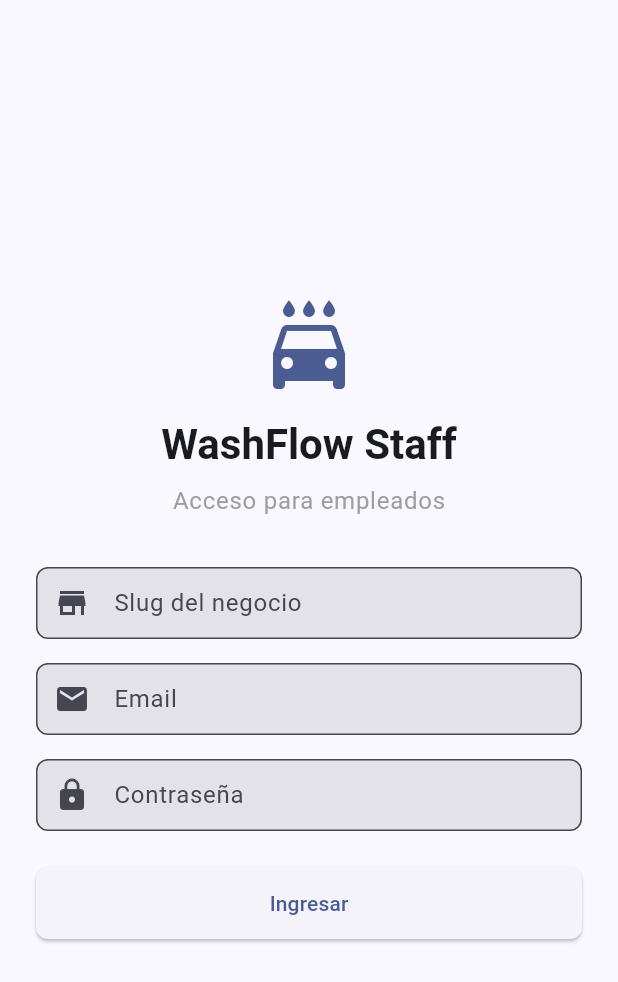
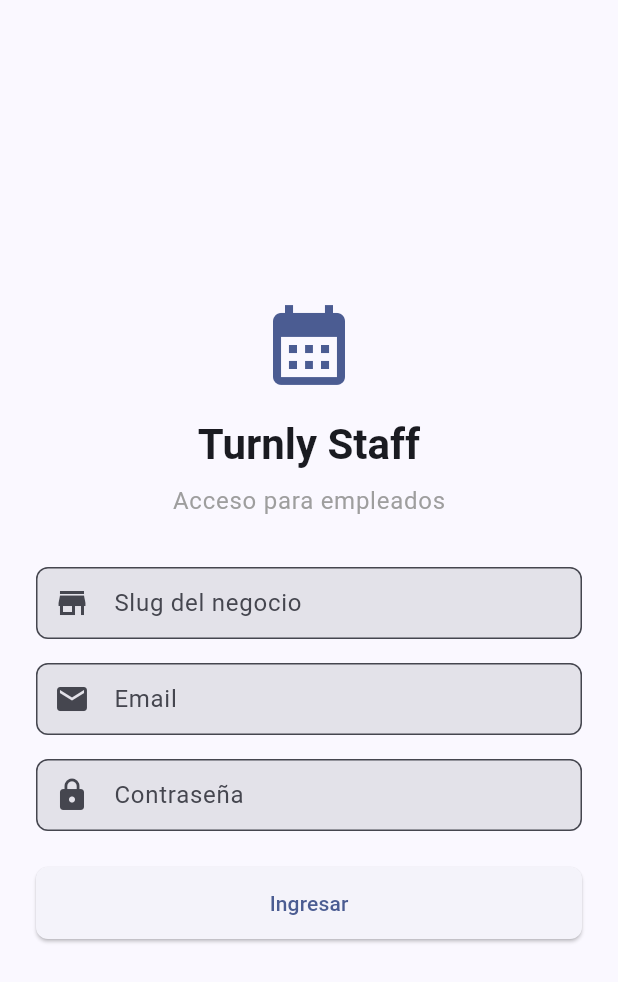
Before and after one commit to korbold/turnly, a Flutter app: the screen it shows after launch, on a phone screen of 412 x 824 dp. Shown: the top 982 px of the screen. Run offline on Flutter 3.47's test engine with Material 3 defaults, Android fonts, the phone set to English and light mode, and no system bars; our stand-ins replace dio, flutter_riverpod, flutter_secure_storage, fpdart, go_router.

Commit message:
rebrand: update staff Flutter app WashFlow → Turnly
Co-Authored-By: Claude Sonnet 4.6 <noreply@anthropic.com>

```diff
--- a/apps/staff/lib/features/auth/presentation/screens/login_screen.dart
+++ b/apps/staff/lib/features/auth/presentation/screens/login_screen.dart
@@ -57,9 +57,9 @@ class _LoginScreenState extends ConsumerState<LoginScreen> {
               child: Column(
                 mainAxisSize: MainAxisSize.min,
                 children: [
-                  Icon(Icons.local_car_wash, size: 64, color: Theme.of(context).colorScheme.primary),
+                  Icon(Icons.calendar_month, size: 64, color: Theme.of(context).colorScheme.primary),
                   const SizedBox(height: 16),
-                  Text('WashFlow Staff', style: Theme.of(context).textTheme.headlineMedium?.copyWith(fontWeight: FontWeight.bold)),
+                  Text('Turnly Staff', style: Theme.of(context).textTheme.headlineMedium?.copyWith(fontWeight: FontWeight.bold)),
                   const SizedBox(height: 8),
                   Text('Acceso para empleados', style: Theme.of(context).textTheme.bodyLarge?.copyWith(color: Colors.grey)),
                   const SizedBox(height: 32),
@@ -79,7 +79,7 @@ class _LoginScreenState extends ConsumerState<LoginScreen> {
                     controller: _slugController,
                     decoration: const InputDecoration(
                       labelText: 'Slug del negocio',
-                      hintText: 'ej: lavadora-lopez',
+                      hintText: 'ej: mi-negocio',
                       prefixIcon: Icon(Icons.store),
                     ),
                     textInputAction: TextInputAction.next,
--- a/apps/staff/lib/features/dashboard/presentation/screens/dashboard_screen.dart
+++ b/apps/staff/lib/features/dashboard/presentation/screens/dashboard_screen.dart
@@ -183,7 +183,7 @@ class _DashboardScreenState extends State<DashboardScreen> {
           child: FilledButton.icon(
             onPressed: () => context.push('/wash-log/register'),
             icon: const Icon(Icons.add),
-            label: const Text('Registrar lavado'),
+            label: const Text('Registrar servicio'),
           ),
         ),
       ],
--- a/apps/staff/lib/features/reports/presentation/screens/reports_screen.dart
+++ b/apps/staff/lib/features/reports/presentation/screens/reports_screen.dart
@@ -112,7 +112,7 @@ class _DailyTabState extends State<_DailyTab> {
       child: ListView(
         padding: const EdgeInsets.all(16),
         children: [
-          _StatCard(title: 'Total lavados', value: '$totalWashes', icon: Icons.local_car_wash, iconColor: Colors.blue),
+          _StatCard(title: 'Total servicios', value: '$totalWashes', icon: Icons.event_available, iconColor: Colors.blue),
           const SizedBox(height: 12),
           _StatCard(title: 'Ingresos totales', value: currency.format(totalRevenue), icon: Icons.attach_money, iconColor: Colors.green),
           if (paymentBreakdown != null) ...[
@@ -237,7 +237,7 @@ class _WeeklyTabState extends State<_WeeklyTab> {
       child: ListView(
         padding: const EdgeInsets.all(16),
         children: [
-          _StatCard(title: 'Total lavados', value: '${_extract(data, 'total_washes')}', icon: Icons.local_car_wash, iconColor: Colors.blue),
+          _StatCard(title: 'Total servicios', value: '${_extract(data, 'total_washes')}', icon: Icons.event_available, iconColor: Colors.blue),
           const SizedBox(height: 12),
           _StatCard(title: 'Ingresos totales', value: currency.format(_extractDouble(data, 'total_revenue')), icon: Icons.attach_money, iconColor: Colors.green),
         ],
@@ -324,7 +324,7 @@ class _MonthlyTabState extends State<_MonthlyTab> {
       child: ListView(
         padding: const EdgeInsets.all(16),
         children: [
-          _StatCard(title: 'Total lavados', value: '${_extract(data, 'total_washes')}', icon: Icons.local_car_wash, iconColor: Colors.blue),
+          _StatCard(title: 'Total servicios', value: '${_extract(data, 'total_washes')}', icon: Icons.event_available, iconColor: Colors.blue),
           const SizedBox(height: 12),
           _StatCard(title: 'Ingresos totales', value: currency.format(_extractDouble(data, 'total_revenue')), icon: Icons.attach_money, iconColor: Colors.green),
         ],
--- a/apps/staff/lib/features/reservations/presentation/screens/reservation_detail_screen.dart
+++ b/apps/staff/lib/features/reservations/presentation/screens/reservation_detail_screen.dart
@@ -202,7 +202,7 @@ class _ReservationDetailScreenState extends State<ReservationDetailScreen> {
         // Service info
         _SectionCard(
           title: 'Servicio',
-          icon: Icons.local_car_wash_outlined,
+          icon: Icons.event_available,
           children: [
             _InfoRow(label: 'Servicio', value: r.serviceName ?? '—'),
             if (r.servicePrice != null) _InfoRow(label: 'Precio', value: '\$${r.servicePrice}'),
--- a/apps/staff/lib/features/reservations/presentation/widgets/reservation_card.dart
+++ b/apps/staff/lib/features/reservations/presentation/widgets/reservation_card.dart
@@ -88,7 +88,7 @@ class ReservationCard extends StatelessWidget {
               if (reservation.serviceName != null)
                 Row(
                   children: [
-                    const Icon(Icons.local_car_wash_outlined, size: 15, color: Colors.grey),
+                    const Icon(Icons.event_available, size: 15, color: Colors.grey),
                     const SizedBox(width: 4),
                     Text(reservation.serviceName!, style: const TextStyle(fontSize: 14)),
                   ],
--- a/apps/staff/lib/features/services/domain/entities/service.dart
+++ b/apps/staff/lib/features/services/domain/entities/service.dart
@@ -3,7 +3,6 @@ class Service {
   final String name;
   final String? description;
   final double price;
-  final int durationMinutes;
   final bool isActive;
   final int sortOrder;
 
@@ -12,7 +11,6 @@ class Service {
     required this.name,
     this.description,
     required this.price,
-    required this.durationMinutes,
     required this.isActive,
     required this.sortOrder,
   });
--- a/apps/staff/lib/features/services/domain/repositories/i_service_repository.dart
+++ b/apps/staff/lib/features/services/domain/repositories/i_service_repository.dart
@@ -7,14 +7,12 @@ abstract class IServiceRepository {
   Future<Either<Failure, Service>> create({
     required String name,
     required double price,
-    required int durationMinutes,
     String? description,
   });
   Future<Either<Failure, Service>> update(
     String id, {
     String? name,
     double? price,
-    int? durationMinutes,
     String? description,
     bool? isActive,
   });
--- a/apps/staff/lib/features/services/infrastructure/service_repository_impl.dart
+++ b/apps/staff/lib/features/services/infrastructure/service_repository_impl.dart
@@ -14,7 +14,6 @@ class ServiceRepositoryImpl implements IServiceRepository {
       name: json['name'] as String,
       description: json['description'] as String?,
       price: (json['price'] as num).toDouble(),
-      durationMinutes: json['duration_minutes'] as int,
       isActive: json['is_active'] as bool? ?? true,
       sortOrder: json['sort_order'] as int? ?? 0,
     );
@@ -39,14 +38,12 @@ class ServiceRepositoryImpl implements IServiceRepository {
   Future<Either<Failure, Service>> create({
     required String name,
     required double price,
-    required int durationMinutes,
     String? description,
   }) async {
     try {
       final body = <String, dynamic>{
         'name': name,
         'price': price,
-        'duration_minutes': durationMinutes,
         if (description != null && description.isNotEmpty) 'description': description,
       };
       final response = await _dio.post('/services', data: body);
@@ -65,7 +62,6 @@ class ServiceRepositoryImpl implements IServiceRepository {
     String id, {
     String? name,
     double? price,
-    int? durationMinutes,
     String? description,
     bool? isActive,
   }) async {
@@ -73,7 +69,6 @@ class ServiceRepositoryImpl implements IServiceRepository {
       final body = <String, dynamic>{
         if (name != null) 'name': name,
         if (price != null) 'price': price,
-        if (durationMinutes != null) 'duration_minutes': durationMinutes,
         if (description != null) 'description': description,
         if (isActive != null) 'is_active': isActive,
       };
--- a/apps/staff/lib/features/services/presentation/screens/services_screen.dart
+++ b/apps/staff/lib/features/services/presentation/screens/services_screen.dart
@@ -203,10 +203,6 @@ class _ServiceCard extends StatelessWidget {
                   '\$${service.price.toStringAsFixed(2)}',
                   style: const TextStyle(fontWeight: FontWeight.w600, color: Colors.green),
                 ),
-                const SizedBox(width: 16),
-                const Icon(Icons.timer, size: 16, color: Colors.blue),
-                const SizedBox(width: 2),
-                Text('${service.durationMinutes} min', style: const TextStyle(color: Colors.blue)),
               ],
             ),
           ],
--- a/apps/staff/lib/features/wash_log/infrastructure/wash_log_repository_impl.dart
+++ b/apps/staff/lib/features/wash_log/infrastructure/wash_log_repository_impl.dart
@@ -17,7 +17,7 @@ class WashLogRepositoryImpl implements IWashLogRepository {
       final data = response.data['data'] as List<dynamic>;
       return Right(data.map((e) => WashLogDto.fromJson(e as Map<String, dynamic>)).toList());
     } on DioException catch (e) {
-      return Left(ServerFailure(e.response?.data?['error']?['message']?.toString() ?? 'Error al cargar lavados'));
+      return Left(ServerFailure(e.response?.data?['error']?['message']?.toString() ?? 'Error al cargar servicios'));
     } catch (e) {
       return Left(ServerFailure(e.toString()));
     }
@@ -45,7 +45,7 @@ class WashLogRepositoryImpl implements IWashLogRepository {
       });
       return Right(WashLogDto.fromJson(response.data['data'] as Map<String, dynamic>));
     } on DioException catch (e) {
-      return Left(ServerFailure(e.response?.data?['error']?['message']?.toString() ?? 'Error al registrar lavado'));
+      return Left(ServerFailure(e.response?.data?['error']?['message']?.toString() ?? 'Error al registrar servicio'));
     } catch (e) {
       return Left(ServerFailure(e.toString()));
     }
--- a/apps/staff/lib/features/wash_log/presentation/screens/wash_log_screen.dart
+++ b/apps/staff/lib/features/wash_log/presentation/screens/wash_log_screen.dart
@@ -103,7 +103,7 @@ class _WashLogScreenState extends State<WashLogScreen> {
                       if (_summary != null) DailySummaryCard(summary: _summary!),
                       Expanded(
                         child: _logs.isEmpty
-                            ? const Center(child: Text('No hay lavados registrados', style: TextStyle(color: Colors.grey)))
+                            ? const Center(child: Text('No hay servicios registrados', style: TextStyle(color: Colors.grey)))
                             : ListView.builder(
                                 itemCount: _logs.length,
                                 itemBuilder: (context, index) {
--- a/apps/staff/lib/main.dart
+++ b/apps/staff/lib/main.dart
@@ -4,16 +4,16 @@ import 'core/router/app_router.dart';
 import 'core/theme/app_theme.dart';
 
 void main() {
-  runApp(const ProviderScope(child: WashFlowStaffApp()));
+  runApp(const ProviderScope(child: TurnlyStaffApp()));
 }
 
-class WashFlowStaffApp extends StatelessWidget {
-  const WashFlowStaffApp({super.key});
+class TurnlyStaffApp extends StatelessWidget {
+  const TurnlyStaffApp({super.key});
 
   @override
   Widget build(BuildContext context) {
     return MaterialApp.router(
-      title: 'WashFlow Staff',
+      title: 'Turnly Staff',
       theme: AppTheme.light,
       routerConfig: goRouter,
       debugShowCheckedModeBanner: false,
--- a/apps/staff/pubspec.yaml
+++ b/apps/staff/pubspec.yaml
@@ -1,4 +1,4 @@
-name: washflow_staff
+name: turnly_staff
 description: "A new Flutter project."
 # The following line prevents the package from being accidentally published to
 # pub.dev using `flutter pub publish`. This is preferred for private packages.
```
Also changed, not shown: apps/staff/lib/features/services/presentation/screens/service_form_screen.dart (+0 -23 lines), apps/staff/lib/features/wash_log/presentation/screens/register_wash_screen.dart (+6 -6 lines), 5 other files.
